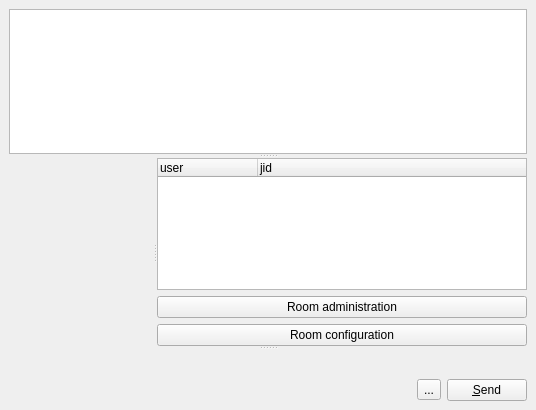
xmpp-graveyard/jabbim, file widgets/groupchatwidget.ui: the form before one commit.
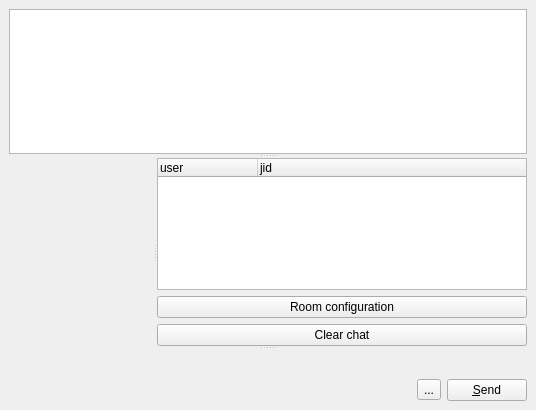
The form after the commit. Icons and pictures are not drawn.

Commit message: uprava cool.cfg, spravne velikosti avataru v muc, pridani clear chat tlacitka, odstraneni duplikatniho 'administrace roomu'

```diff
--- a/widgets/groupchatwidget.ui
+++ b/widgets/groupchatwidget.ui
@@ -119,16 +119,6 @@
            <property name="spacing" >
             <number>6</number>
            </property>
-           <item>
-            <widget class="QPushButton" name="roomAdmin" >
-             <property name="toolTip" >
-              <string>You can ban users or promote them to administrators etc</string>
-             </property>
-             <property name="text" >
-              <string>Room administration</string>
-             </property>
-            </widget>
-           </item>
            <item>
             <widget class="QPushButton" name="roomConfig" >
              <property name="toolTip" >
@@ -142,6 +132,13 @@
           </layout>
          </widget>
         </item>
+        <item>
+         <widget class="QPushButton" name="clearChat" >
+          <property name="text" >
+           <string>Clear chat</string>
+          </property>
+         </widget>
+        </item>
        </layout>
       </widget>
      </widget>
```
The commit also changes 4 other files.
